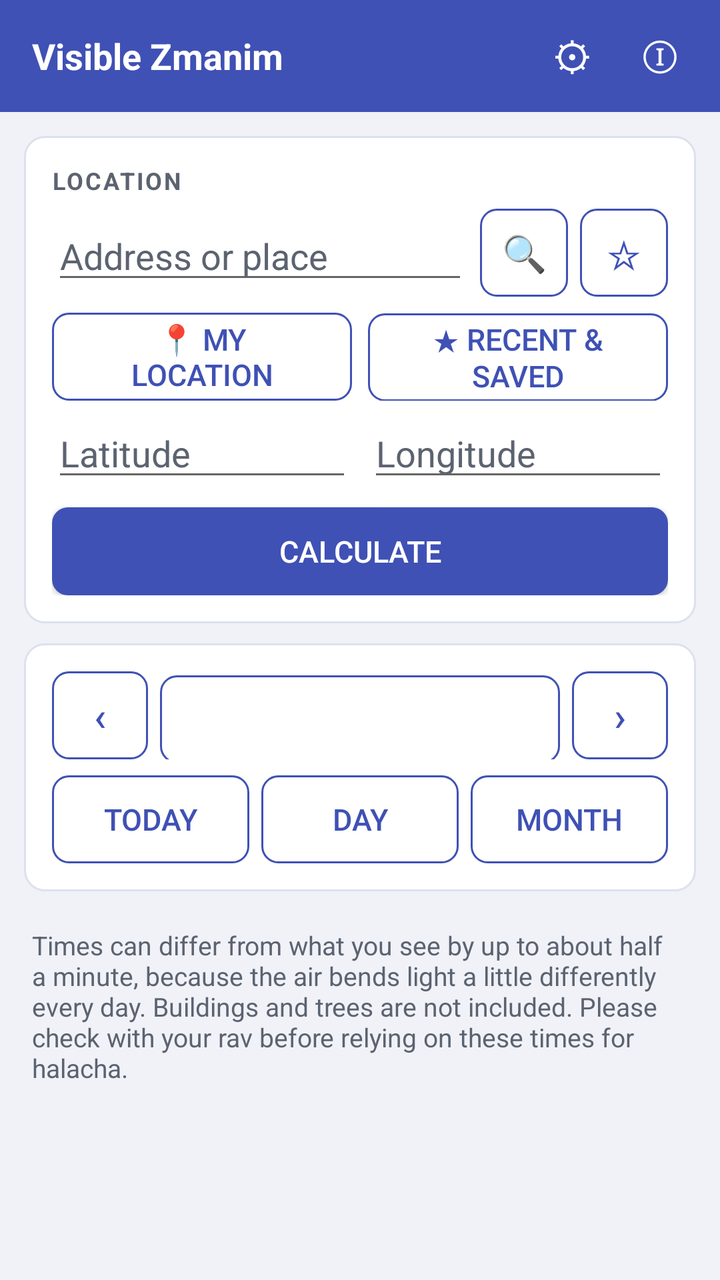
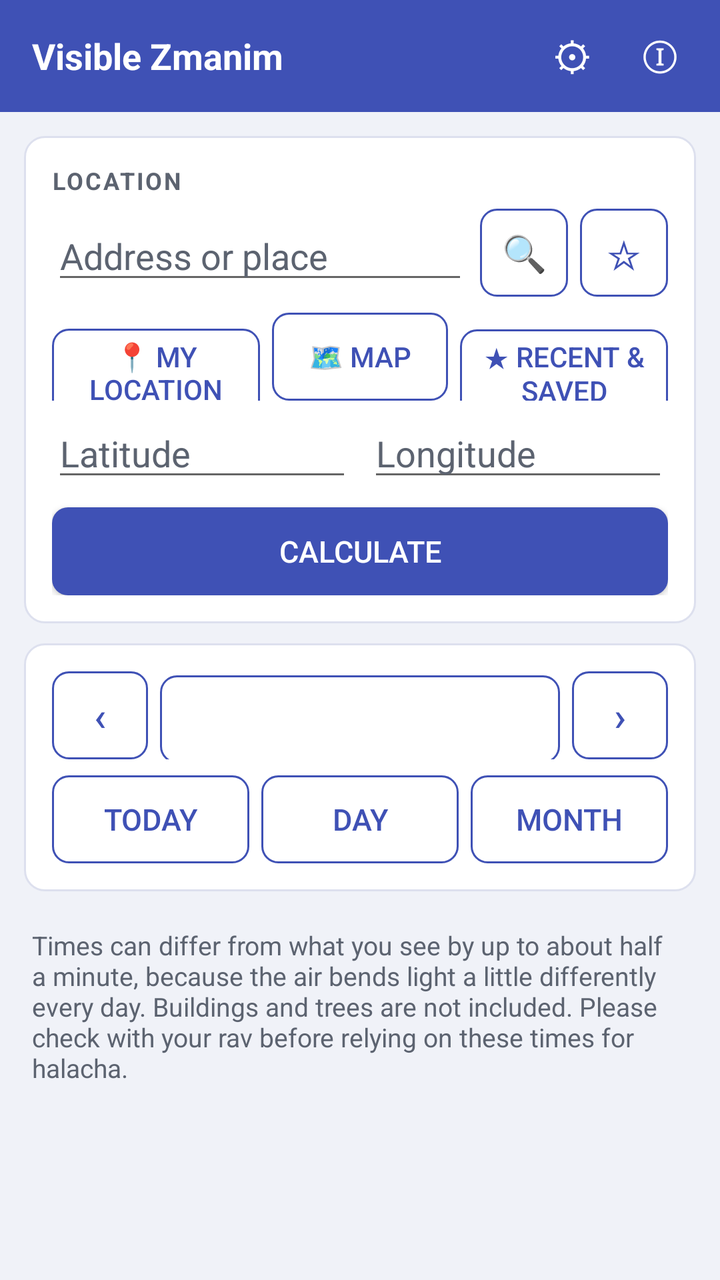

Before-and-after screenshots of an Android layout around one commit, followed by the original layout XML and the change that was made.
<!-- AndroidManifest.xml: application theme AppTheme -->
<!-- res/layout/activity_main.xml -->
<?xml version="1.0" encoding="utf-8"?>
<LinearLayout xmlns:android="http://schemas.android.com/apk/res/android"
    android:layout_width="match_parent"
    android:layout_height="match_parent"
    android:orientation="vertical"
    android:background="@color/bg_page">

    <LinearLayout
        android:layout_width="match_parent"
        android:layout_height="56dp"
        android:orientation="horizontal"
        android:background="@color/bg_header"
        android:gravity="center_vertical"
        android:paddingLeft="16dp"
        android:paddingRight="8dp">

        <TextView
            android:layout_width="0dp"
            android:layout_height="wrap_content"
            android:layout_weight="1"
            android:text="@string/app_name"
            android:textColor="@color/text_on_primary"
            android:textSize="18sp"
            android:textStyle="bold" />

        <Button
            android:id="@+id/btn_settings"
            android:layout_width="44dp"
            android:layout_height="44dp"
            android:text="⚙"
            android:textSize="20sp"
            android:textColor="@color/text_on_primary"
            android:background="@drawable/btn_header"
            android:contentDescription="Settings"
            android:focusable="true" />

        <Button
            android:id="@+id/btn_info"
            android:layout_width="44dp"
            android:layout_height="44dp"
            android:text="@string/btn_info"
            android:textSize="20sp"
            android:textColor="@color/text_on_primary"
            android:background="@drawable/btn_header"
            android:contentDescription="About"
            android:focusable="true" />
    </LinearLayout>

    <ScrollView
        android:id="@+id/scroll"
        android:layout_width="match_parent"
        android:layout_height="match_parent"
        android:fillViewport="true">

        <LinearLayout
            android:layout_width="match_parent"
            android:layout_height="wrap_content"
            android:orientation="vertical"
            android:padding="12dp">

            
            <LinearLayout style="@style/Card">
                <TextView style="@style/SectionTitle" android:text="Location" />

                <LinearLayout
                    android:layout_width="match_parent"
                    android:layout_height="wrap_content"
                    android:orientation="horizontal"
                    android:gravity="center_vertical">

                    <AutoCompleteTextView
                        android:id="@+id/addr"
                        android:layout_width="0dp"
                        android:layout_height="wrap_content"
                        android:layout_weight="1"
                        android:hint="Address or place"
                        android:inputType="textPostalAddress"
                        android:imeOptions="actionSearch"
                        android:completionThreshold="3"
                        android:singleLine="true"
                        android:textColor="@color/text_primary"
                        android:textColorHint="@color/text_secondary" />

                    <Button
                        android:id="@+id/btn_search"
                        style="@style/BtnOutline"
                        android:layout_width="44dp"
                        android:layout_height="44dp"
                        android:layout_marginLeft="6dp"
                        android:paddingLeft="0dp"
                        android:paddingRight="0dp"
                        android:text="🔍"
                        android:textSize="18sp"
                        android:contentDescription="Search for this address" />

                    <Button
                        android:id="@+id/btn_fav"
                        style="@style/BtnOutline"
                        android:layout_width="44dp"
                        android:layout_height="44dp"
                        android:layout_marginLeft="6dp"
                        android:paddingLeft="0dp"
                        android:paddingRight="0dp"
                        android:text="☆"
                        android:textSize="20sp"
                        android:contentDescription="Save as a favorite" />
                </LinearLayout>

                <TextView
                    android:id="@+id/match_note"
                    android:layout_width="match_parent"
                    android:layout_height="wrap_content"
                    android:textColor="@color/warn"
                    android:textSize="13sp"
                    android:visibility="gone" />

                <LinearLayout
                    android:layout_width="match_parent"
                    android:layout_height="wrap_content"
                    android:orientation="horizontal"
                    android:layout_marginTop="8dp">

                    <Button
                        android:id="@+id/btn_gps"
                        style="@style/BtnOutline"
                        android:layout_width="0dp"
                        android:layout_height="wrap_content"
                        android:layout_weight="1"
                        android:text="📍 My location" />

                    <Button
                        android:id="@+id/btn_saved"
                        style="@style/BtnOutline"
                        android:layout_width="0dp"
                        android:layout_height="wrap_content"
                        android:layout_weight="1"
                        android:layout_marginLeft="8dp"
                        android:text="★ Recent &amp; saved" />
                </LinearLayout>

                <LinearLayout
                    android:layout_width="match_parent"
                    android:layout_height="wrap_content"
                    android:orientation="horizontal"
                    android:layout_marginTop="4dp">

                    <EditText
                        android:id="@+id/lat"
                        android:layout_width="0dp"
                        android:layout_height="wrap_content"
                        android:layout_weight="1"
                        android:hint="Latitude"
                        android:inputType="numberDecimal|numberSigned"
                        android:textColor="@color/text_primary"
                        android:textColorHint="@color/text_secondary" />

                    <EditText
                        android:id="@+id/lon"
                        android:layout_width="0dp"
                        android:layout_height="wrap_content"
                        android:layout_weight="1"
                        android:layout_marginLeft="8dp"
                        android:hint="Longitude"
                        android:inputType="numberDecimal|numberSigned"
                        android:textColor="@color/text_primary"
                        android:textColorHint="@color/text_secondary" />
                </LinearLayout>

                <Button
                    android:id="@+id/btn_calc"
                    style="@style/BtnPrimary"
                    android:layout_width="match_parent"
                    android:layout_height="wrap_content"
                    android:layout_marginTop="8dp"
                    android:text="Calculate" />
            </LinearLayout>

            
            <LinearLayout style="@style/Card">
                <LinearLayout
                    android:layout_width="match_parent"
                    android:layout_height="wrap_content"
                    android:orientation="horizontal">

                    <Button android:id="@+id/btn_prev" style="@style/BtnOutline" android:layout_width="48dp" android:layout_height="wrap_content" android:text="‹" android:textSize="20sp" android:contentDescription="Previous" />
                    <Button android:id="@+id/btn_date" style="@style/BtnOutline" android:layout_width="0dp" android:layout_height="wrap_content" android:layout_weight="1" android:layout_marginLeft="6dp" android:layout_marginRight="6dp" />
                    <Button android:id="@+id/btn_next" style="@style/BtnOutline" android:layout_width="48dp" android:layout_height="wrap_content" android:text="›" android:textSize="20sp" android:contentDescription="Next" />
                </LinearLayout>

                <LinearLayout
                    android:layout_width="match_parent"
                    android:layout_height="wrap_content"
                    android:orientation="horizontal"
                    android:layout_marginTop="8dp">

                    <Button android:id="@+id/btn_today" style="@style/BtnOutline" android:layout_width="0dp" android:layout_height="wrap_content" android:layout_weight="1" android:text="Today" />
                    <Button android:id="@+id/btn_day" style="@style/BtnOutline" android:layout_width="0dp" android:layout_height="wrap_content" android:layout_weight="1" android:layout_marginLeft="6dp" android:text="Day" />
                    <Button android:id="@+id/btn_month" style="@style/BtnOutline" android:layout_width="0dp" android:layout_height="wrap_content" android:layout_weight="1" android:layout_marginLeft="6dp" android:text="Month" />
                </LinearLayout>
            </LinearLayout>

            
            <LinearLayout
                android:id="@+id/status"
                style="@style/Card"
                android:orientation="horizontal"
                android:gravity="center_vertical"
                android:visibility="gone">

                <ProgressBar
                    android:id="@+id/status_spin"
                    android:layout_width="24dp"
                    android:layout_height="24dp"
                    android:layout_marginRight="12dp"
                    android:indeterminate="true" />

                <TextView
                    android:id="@+id/status_text"
                    android:layout_width="0dp"
                    android:layout_height="wrap_content"
                    android:layout_weight="1"
                    android:textColor="@color/text_primary"
                    android:textSize="14sp" />
            </LinearLayout>

            
            <LinearLayout
                android:id="@+id/day_view"
                android:layout_width="match_parent"
                android:layout_height="wrap_content"
                android:orientation="vertical"
                android:visibility="gone">

                <LinearLayout style="@style/Card">
                    <TextView style="@style/SectionTitle" android:text="Visible sunrise" />
                    <TextView android:id="@+id/rise_time" style="@style/BigTime" />
                    <TextView android:id="@+id/rise_why" style="@style/Why" />
                    <com.flipphoneguy.visiblezmanim.HorizonView android:id="@+id/rise_draw" android:layout_width="match_parent" android:layout_height="wrap_content" android:layout_marginTop="8dp" />
                    <Button android:id="@+id/rise_map" style="@style/BtnOutline" android:layout_width="match_parent" android:layout_height="wrap_content" android:layout_marginTop="8dp" android:text="Show the horizon point on a map" />
                </LinearLayout>

                <LinearLayout style="@style/Card">
                    <TextView style="@style/SectionTitle" android:text="Visible sunset" />
                    <TextView android:id="@+id/set_time" style="@style/BigTime" />
                    <TextView android:id="@+id/set_why" style="@style/Why" />
                    <com.flipphoneguy.visiblezmanim.HorizonView android:id="@+id/set_draw" android:layout_width="match_parent" android:layout_height="wrap_content" android:layout_marginTop="8dp" />
                    <Button android:id="@+id/set_map" style="@style/BtnOutline" android:layout_width="match_parent" android:layout_height="wrap_content" android:layout_marginTop="8dp" android:text="Show the horizon point on a map" />
                </LinearLayout>

                <LinearLayout style="@style/Card">
                    <TextView style="@style/SectionTitle" android:text="Zmanim" />
                    <TableLayout android:id="@+id/day_table" android:layout_width="match_parent" android:layout_height="wrap_content" android:stretchColumns="*" android:shrinkColumns="0" />
                    <TextView android:id="@+id/day_meta" style="@style/Why" android:layout_marginTop="10dp" />
                </LinearLayout>
            </LinearLayout>

            
            <LinearLayout
                android:id="@+id/month_view"
                style="@style/Card"
                android:visibility="gone">

                <LinearLayout
                    android:layout_width="match_parent"
                    android:layout_height="wrap_content"
                    android:orientation="horizontal">

                    <Button android:id="@+id/btn_variant" style="@style/BtnOutline" android:layout_width="0dp" android:layout_height="wrap_content" android:layout_weight="1" />
                    <Button android:id="@+id/btn_share" style="@style/BtnOutline" android:layout_width="wrap_content" android:layout_height="wrap_content" android:layout_marginLeft="8dp" android:text="Share CSV" />
                </LinearLayout>

                <HorizontalScrollView android:layout_width="match_parent" android:layout_height="wrap_content" android:layout_marginTop="8dp">
                    <TableLayout android:id="@+id/month_table" android:layout_width="wrap_content" android:layout_height="wrap_content" />
                </HorizontalScrollView>

                <TextView android:id="@+id/month_meta" style="@style/Why" android:layout_marginTop="10dp" />
            </LinearLayout>

            <TextView
                style="@style/Why"
                android:layout_marginTop="4dp"
                android:padding="4dp"
                android:text="Times can differ from what you see by up to about half a minute, because the air bends light a little differently every day. Buildings and trees are not included. Please check with your rav before relying on these times for halacha." />
        </LinearLayout>
    </ScrollView>
</LinearLayout>
<!-- resources referenced by this layout -->
<resources>
  <color name="bg_header">#3F51B5</color>
  <color name="bg_page">#F0F2F8</color>
  <color name="text_on_primary">#FFFFFF</color>
  <color name="text_primary">#1A1A2E</color>
  <color name="text_secondary">#5C6370</color>
  <color name="warn">#B45309</color>
  <string name="app_name">Visible Zmanim</string>
  <string name="btn_info">ⓘ</string>
  <style name="BigTime">
          <item name="android:layout_width">match_parent</item>
          <item name="android:layout_height">wrap_content</item>
          <item name="android:textColor">@color/text_primary</item>
          <item name="android:textSize">34sp</item>
          <item name="android:textStyle">bold</item>
      </style>
  <style name="BtnOutline">
          <item name="android:background">@drawable/btn_outline</item>
          <item name="android:textColor">@color/btn_outline_text</item>
          <item name="android:textSize">15sp</item>
          <item name="android:minHeight">44dp</item>
          <item name="android:gravity">center</item>
          <item name="android:focusable">true</item>
          <item name="android:paddingLeft">16dp</item>
          <item name="android:paddingRight">16dp</item>
      </style>
  <style name="BtnPrimary">
          <item name="android:background">@drawable/btn_filled</item>
          <item name="android:textColor">@color/text_on_primary</item>
          <item name="android:textSize">15sp</item>
          <item name="android:minHeight">44dp</item>
          <item name="android:gravity">center</item>
          <item name="android:focusable">true</item>
          <item name="android:paddingLeft">16dp</item>
          <item name="android:paddingRight">16dp</item>
      </style>
  <style name="Card">
          <item name="android:layout_width">match_parent</item>
          <item name="android:layout_height">wrap_content</item>
          <item name="android:orientation">vertical</item>
          <item name="android:background">@drawable/card_bg</item>
          <item name="android:padding">14dp</item>
          <item name="android:layout_marginBottom">10dp</item>
      </style>
  <style name="Why">
          <item name="android:layout_width">match_parent</item>
          <item name="android:layout_height">wrap_content</item>
          <item name="android:textColor">@color/text_secondary</item>
          <item name="android:textSize">13sp</item>
      </style>
  <style name="AppTheme" parent="android:Theme.Material.Light.NoActionBar">
          <item name="android:colorPrimary">@color/primary</item>
          <item name="android:colorPrimaryDark">@color/primary_dark</item>
          <item name="android:colorAccent">@color/accent</item>
          <item name="android:windowBackground">@color/bg_page</item>
      </style>
  <color name="btn_outline_text">#3F51B5</color>
  <!-- drawable card_bg (drawable) -->
  <?xml version="1.0" encoding="utf-8"?>
  <shape xmlns:android="http://schemas.android.com/apk/res/android"
      android:shape="rectangle">
      <solid android:color="@color/bg_card" />
      <corners android:radius="10dp" />
      <stroke android:width="1dp" android:color="@color/card_border" />
  </shape>
  <color name="primary">#3F51B5</color>
  <color name="primary_dark">#303F9F</color>
  <color name="accent">#00BFA5</color>
  <color name="btn_outline_focused_bg">#E8EAF6</color>
  <color name="btn_outline_border">#3F51B5</color>
  <color name="item_pressed_bg">#C5CAF0</color>
  <color name="btn_disabled">#B0B8D8</color>
  <color name="btn_focused">#303F9F</color>
  <color name="btn_pressed">#283593</color>
  <color name="btn_normal">#3F51B5</color>
  <color name="bg_card">#FFFFFF</color>
  <color name="card_border">#DDE0EE</color>
  <!-- unchanged entries left out for length: 4 -->
</resources>

<!-- the commit's change to res/layout/activity_main.xml (unified diff, before → after) -->
@@ -126,15 +126,32 @@
                         android:layout_width="0dp"
                         android:layout_height="wrap_content"
                         android:layout_weight="1"
+                        android:paddingLeft="6dp"
+                        android:paddingRight="6dp"
+                        android:textSize="14sp"
                         android:text="📍 My location" />
 
                     <Button
+                        android:id="@+id/btn_map"
+                        style="@style/BtnOutline"
+                        android:layout_width="wrap_content"
+                        android:layout_height="wrap_content"
+                        android:layout_marginLeft="6dp"
+                        android:paddingLeft="10dp"
+                        android:paddingRight="10dp"
+                        android:textSize="14sp"
+                        android:text="🗺 Map" />
+
+                    <Button
                         android:id="@+id/btn_saved"
                         style="@style/BtnOutline"
                         android:layout_width="0dp"
                         android:layout_height="wrap_content"
                         android:layout_weight="1"
-                        android:layout_marginLeft="8dp"
+                        android:layout_marginLeft="6dp"
+                        android:paddingLeft="6dp"
+                        android:paddingRight="6dp"
+                        android:textSize="14sp"
                         android:text="★ Recent &amp; saved" />
                 </LinearLayout>
 
